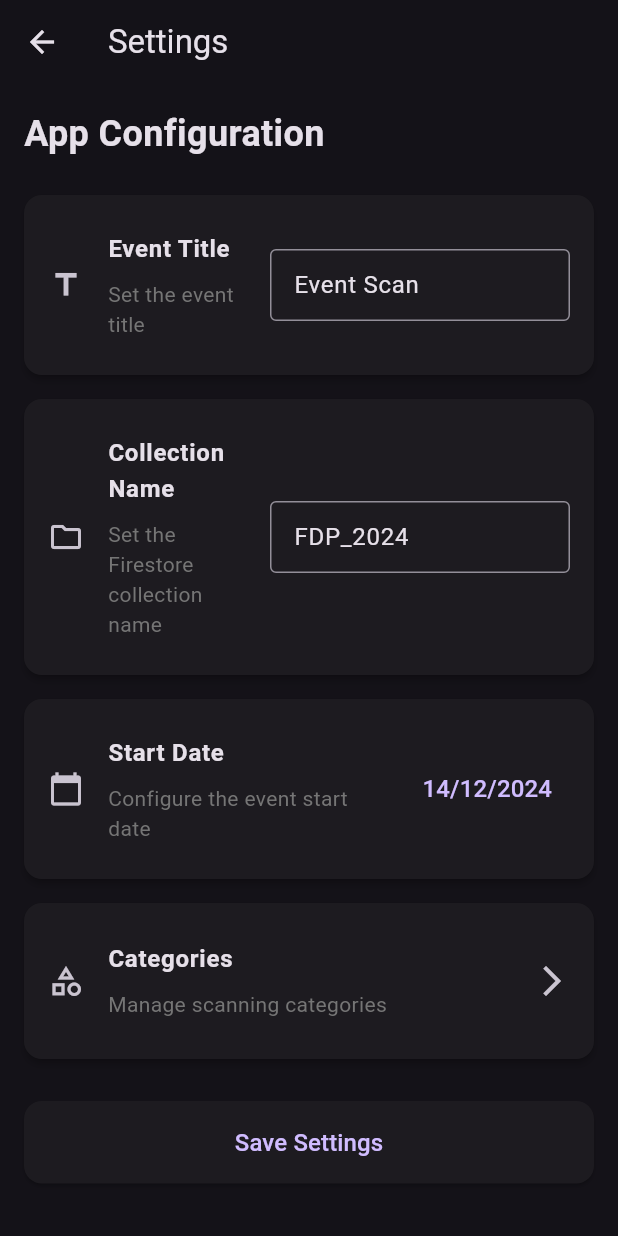
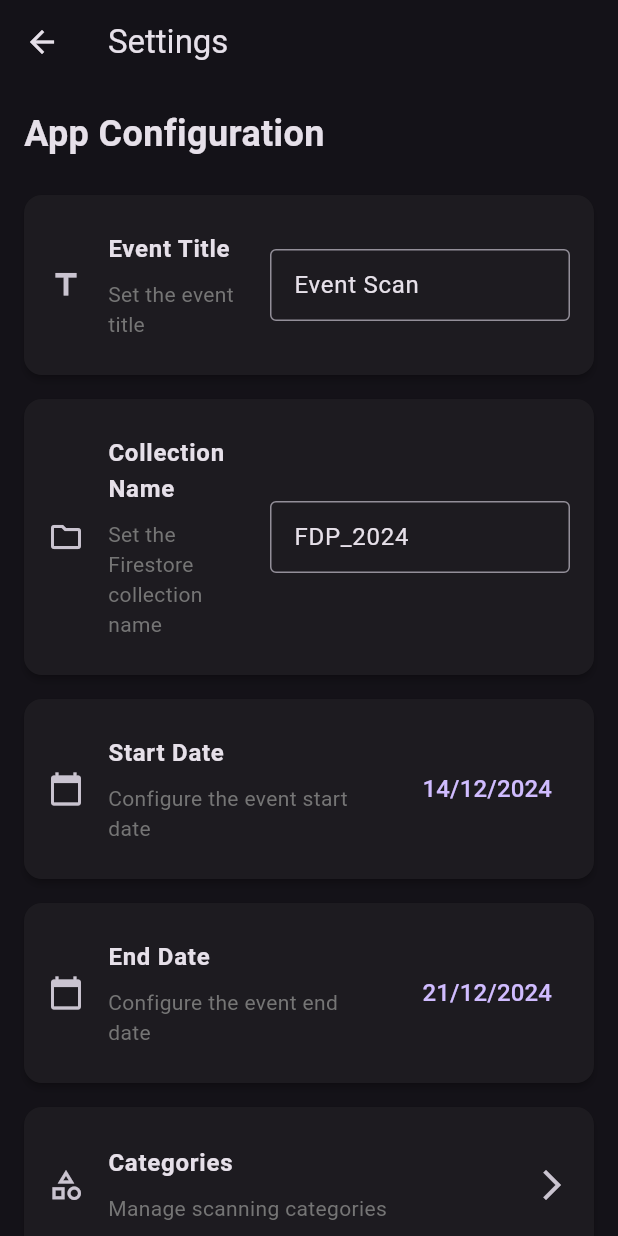
Before and after one commit to jeryjs/Event_Scan, a Flutter app: the screen it shows after launch, after a tap on "Settings", on a phone screen of 412 x 824 dp. Run offline on Flutter 3.47's test engine with Material 3 defaults, Android fonts, the phone set to English and light mode, and no system bars; our stand-ins replace audioplayers, cloud_firestore, file_picker, firebase_core, flutter_colorpicker, flutter_slidable and 1 more; missing offline and left inert: excel, flutter_iconpicker, mobile_scanner; accounts and stored records are empty.

Commit message:
feat: Add end date setting & Refactor database settings implementation.

```diff
--- a/lib/components/custom_step_slider.dart
+++ b/lib/components/custom_step_slider.dart
@@ -63,7 +63,7 @@ class _CustomStepSliderState extends State<CustomStepSlider> {
           height: widget.containerHeight ?? widget.thumbSize! * 2,
           decoration: widget.sliderDecoration ?? defaultDecoration,
           child: Padding(
-            padding: const EdgeInsets.symmetric(horizontal: 50),
+            padding: const EdgeInsets.symmetric(horizontal: 30),
             child: Stack(
               clipBehavior: Clip.none,
               children: [
--- a/lib/screens/home/day_header.dart
+++ b/lib/screens/home/day_header.dart
@@ -9,7 +9,7 @@ class DayHeader extends StatelessWidget {
   @override
   Widget build(BuildContext context) {
     return FutureBuilder<String>(
-      future: Database.getEventTitle(),
+      future: Database.getSettings().then((settings) => settings['eventTitle']),
       builder: (context, snapshot) {
         final title = snapshot.data ?? 'Event Scan';
         return Container(
--- a/lib/screens/settings/settings_screen.dart
+++ b/lib/screens/settings/settings_screen.dart
@@ -14,6 +14,7 @@ class _SettingsScreenState extends State<SettingsScreen> {
   final _collectionNameController = TextEditingController();
   final _eventTitleController = TextEditingController();
   DateTime? _startDate;
+  DateTime? _endDate;
   bool _isLoading = true;
 
   @override
@@ -23,31 +24,29 @@ class _SettingsScreenState extends State<SettingsScreen> {
   }
 
   Future<void> _loadSettings() async {
-    var snapshot = await FirebaseFirestore.instance
-        .collection('settings')
-        .doc('config')
-        .get();
-    if (snapshot.exists) {
-      var data = snapshot.data() as Map<String, dynamic>;
-      _collectionNameController.text = data['collectionName'] ?? 'FDP_2024';
-      _eventTitleController.text = await Database.getEventTitle();
-      _startDate = (data['startDate'] as Timestamp).toDate();
-    } else {
-      _collectionNameController.text = 'FDP_2024';
-      _eventTitleController.text = await Database.getEventTitle();
-      _startDate = DateTime.now();
-    }
+    var settings = await Database.getSettings();
+    _collectionNameController.text = settings['collectionName'] ?? 'FDP_2024';
+    _eventTitleController.text = settings['eventTitle'] ?? 'Event Scan';
+    _startDate = settings['startDate'] != null ? (settings['startDate'] as Timestamp).toDate() : DateTime.now();
+    _endDate = settings['endDate'] != null ? (settings['endDate'] as Timestamp).toDate() : DateTime.now().add(const Duration(days: 7));
     setState(() {
       _isLoading = false;
     });
   }
 
   Future<void> _saveSettings() async {
-    await FirebaseFirestore.instance.collection('settings').doc('config').set({
+    if (_endDate!.isBefore(_startDate!)) {
+      ScaffoldMessenger.of(context).showSnackBar(
+        const SnackBar(content: Text('End date must be after start date')),
+      );
+      return;
+    }
+    await Database.saveSettings({
       'collectionName': _collectionNameController.text.trim(),
+      'eventTitle': _eventTitleController.text.trim(),
       'startDate': Timestamp.fromDate(_startDate!),
-    }, SetOptions(merge: true));
-    await Database.saveEventTitle(_eventTitleController.text.trim());
+      'endDate': Timestamp.fromDate(_endDate!),
+    });
     if (mounted) {
       ScaffoldMessenger.of(context).showSnackBar(
         const SnackBar(content: Text('Settings saved')),
@@ -65,6 +64,20 @@ class _SettingsScreenState extends State<SettingsScreen> {
     if (picked != null && picked != _startDate) {
       setState(() {
         _startDate = picked;
+      });
+    }
+  }
+
+  Future<void> _selectEndDate(BuildContext context) async {
+    final DateTime? picked = await showDatePicker(
+      context: context,
+      initialDate: _endDate ?? DateTime.now().add(const Duration(days: 5)),
+      firstDate: _startDate ?? DateTime.now(),
+      lastDate: DateTime(2101),
+    );
+    if (picked != null && picked != _endDate) {
+      setState(() {
+        _endDate = picked;
       });
     }
   }
@@ -175,6 +188,20 @@ class _SettingsScreenState extends State<SettingsScreen> {
                       ),
                     ),
                     _buildSettingCard(
+                      title: 'End Date',
+                      subtitle: 'Configure the event end date',
+                      leading: const Icon(Icons.calendar_today),
+                      trailing: TextButton(
+                        onPressed: () => _selectEndDate(context),
+                        child: Text(
+                          _endDate != null
+                              ? '${_endDate!.day}/${_endDate!.month}/${_endDate!.year}'
+                              : 'Select',
+                          style: const TextStyle(fontSize: 16),
+                        ),
+                      ),
+                    ),
+                    _buildSettingCard(
                       title: 'Categories',
                       subtitle: 'Manage scanning categories',
                       leading: const Icon(Icons.category_outlined),
--- a/lib/services/database.dart
+++ b/lib/services/database.dart
@@ -7,27 +7,29 @@ class Database {
   static final FirebaseFirestore _firestore = FirebaseFirestore.instance;
 
   static Future<String> _getCollection() async {
+    var settings = await getSettings();
+    return settings['collectionName'] ?? 'FDP_2024';
+  }
+
+  static Future<Map<String, dynamic>> getSettings() async {
     var snapshot = await _firestore.collection('settings').doc('config').get();
     if (snapshot.exists) {
-      var data = snapshot.data() as Map<String, dynamic>;
-      return data['collectionName'] ?? 'FDP_2024';
+      return snapshot.data() as Map<String, dynamic>;
     }
-    return 'FDP_2024';
+    return {};
   }
 
-  static Future<DateTime> getStartDate() async {
-    var snapshot = await _firestore.collection('settings').doc('config').get();
-    if (snapshot.exists) {
-      var data = snapshot.data() as Map<String, dynamic>;
-      return (data['startDate'] as Timestamp).toDate();
-    }
-    return DateTime.now();
+  static Future<void> saveSettings(Map<String, dynamic> settings) async {
+    await _firestore.collection('settings').doc('config').set(settings, SetOptions(merge: true));
   }
 
   static Future<Map<String, dynamic>?> checkBarcode(String barcode, String category) async {
-    final collection = await _getCollection();
+    var settings = await getSettings();
+    final collection = settings['collectionName'] ?? 'FDP_2024';
+    final startDate = (settings['startDate'] as Timestamp?)?.toDate() ?? DateTime.now();
+    final currentDay = DateTime.now().difference(startDate).inDays + 1;
+
     var doc = await _firestore.collection(collection).doc(barcode).get();
-    final currentDay = await _calculateCurrentDay();
 
     if (doc.exists) {
       var data = doc.data() as Map<String, dynamic>;
@@ -115,15 +117,6 @@ class Database {
     }
   }
 
-  static Future<int> _calculateCurrentDay() async {
-    var snapshot = await _firestore.collection('settings').doc('config').get();
-    if (snapshot.exists) {
-      var data = snapshot.data() as Map<String, dynamic>;
-      final startDate = (data['startDate'] as Timestamp).toDate();
-      return DateTime.now().difference(startDate).inDays + 1;
-    }
-    return 1;
-  }
 
   static Future<int> calculateMaxDay() async {
     // Fetch and calculate the maximum day from the data
@@ -211,19 +204,4 @@ class Database {
   static Future<void> deleteUser(String id) async {
     return _firestore.collection(await _getCollection()).doc(id).delete();
   }
-
-  static Future<String> getEventTitle() async {
-    var snapshot = await _firestore.collection('settings').doc('config').get();
-    if (snapshot.exists) {
-      var data = snapshot.data() as Map<String, dynamic>;
-      return data['eventTitle'] ?? 'Event Scan';
-    }
-    return 'Event Scan';
-  }
-
-  static Future<void> saveEventTitle(String title) async {
-    await _firestore.collection('settings').doc('config').set({
-      'eventTitle': title,
-    }, SetOptions(merge: true));
-  }
 }
```
Also changed, not shown: lib/screens/dashboard/dashboard_screen.dart (+17 -5 lines), lib/screens/dashboard/report_screen.dart (+8 -1 lines).
